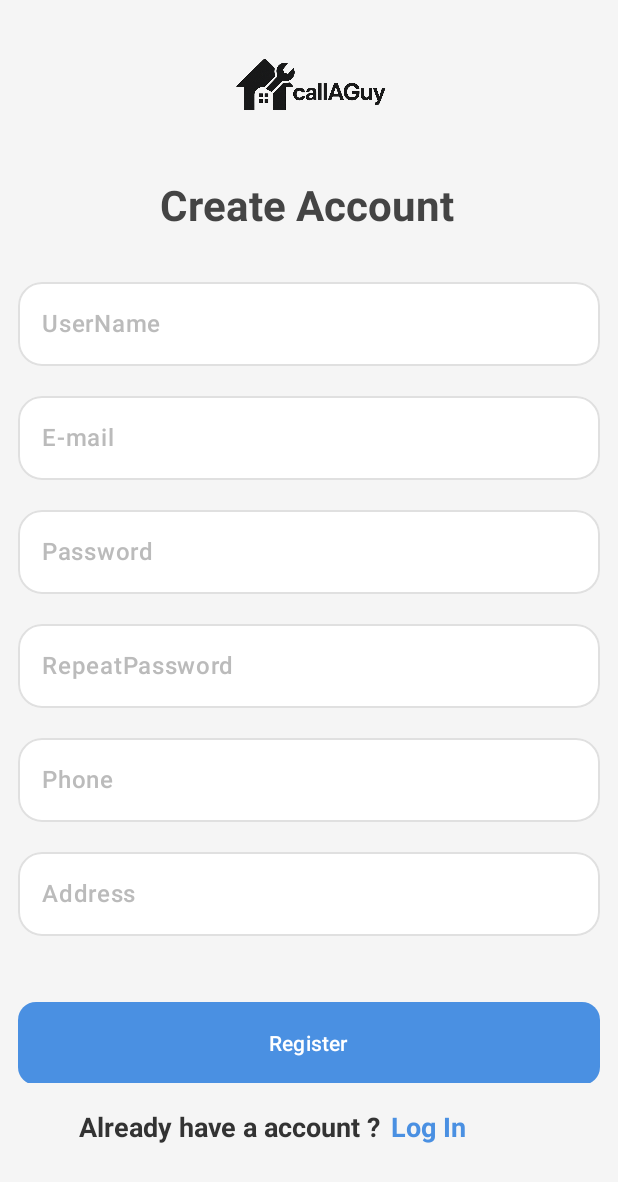
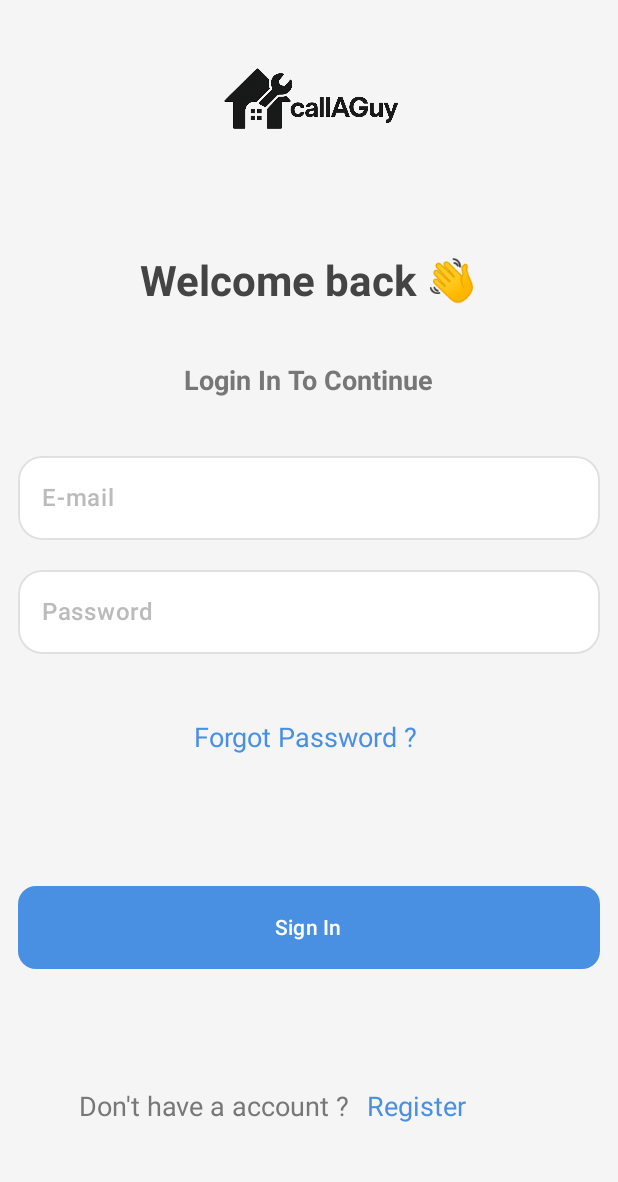
Before and after one commit to Shahbazsam/CallAGuyCustomerApp, an Android app built with Jetpack Compose: the screen it shows after launch (MainActivity), on a phone screen of 412 x 824 dp. Shown: the top 1182 px of the screen. Run offline under Robolectric (Android 15) with nearby library versions, the phone set to English and light mode, and no system bars; our stand-ins replace Dagger/Hilt's generated code.

Commit message:
Added Login Screen and Implemented Shared Preferences for storage of token and modified the Navigation Graph

```diff
--- a/app/src/main/java/com/example/callaguy/AppNavigationManager.kt
+++ b/app/src/main/java/com/example/callaguy/AppNavigationManager.kt
@@ -6,6 +6,7 @@ import androidx.navigation.compose.NavHost
 import androidx.navigation.compose.composable
 import androidx.navigation.compose.rememberNavController
 import com.example.callaguy.presentation.auth.RegistrationScreen
+import com.example.callaguy.presentation.login.LoginScreen
 import com.example.callaguy.presentation.splashScreen.SplashScreen
 import kotlinx.serialization.Serializable
 
@@ -18,11 +19,23 @@ fun AppNavigationManager(modifier: Modifier = Modifier) {
     ) {
         composable<SplashScreenRoute> {
             SplashScreen {
-                navController.navigate(RegisterScreenRoute)
+                navController.navigate(LoginScreenRoute)
             }
         }
+        composable<LoginScreenRoute> {
+            LoginScreen(
+                onNavigateToRegister = {
+                    navController.navigate(RegisterScreenRoute)
+                },
+                onNavigateToHome = {
+
+                }
+            )
+        }
         composable<RegisterScreenRoute> {
-            RegistrationScreen()
+            RegistrationScreen() {
+                navController.navigate(LoginScreenRoute)
+            }
         }
     }
 }
@@ -33,3 +46,6 @@ object SplashScreenRoute
 
 @Serializable
 object RegisterScreenRoute
+
+@Serializable
+object LoginScreenRoute
--- a/app/src/main/java/com/example/callaguy/core/di/AppModule.kt
+++ b/app/src/main/java/com/example/callaguy/core/di/AppModule.kt
@@ -1,5 +1,9 @@
 package com.example.callaguy.core.di
 
+import android.content.Context
+import android.content.Context.MODE_PRIVATE
+import android.content.SharedPreferences
+import com.example.callaguy.Application
 import com.example.callaguy.core.constants.Constants
 import com.example.callaguy.data.remote.AuthApiService
 import com.example.callaguy.data.repository.AuthRepositoryImpl
@@ -11,6 +15,7 @@ import com.example.callaguy.domain.validation.ValidateRepeatedPassword
 import dagger.Module
 import dagger.Provides
 import dagger.hilt.InstallIn
+import dagger.hilt.android.qualifiers.ApplicationContext
 import dagger.hilt.components.SingletonComponent
 import kotlinx.serialization.json.Json
 import okhttp3.MediaType.Companion.toMediaType
@@ -54,8 +59,14 @@ object AppModule {
 
     @Provides
     @Singleton
-    fun provideAuthUseCase(authRepository: AuthRepository) : AuthUserUseCase {
-        return AuthUserUseCase(authRepository)
+    fun provideAuthUseCase(authRepository: AuthRepository , prefs : SharedPreferences) : AuthUserUseCase {
+        return AuthUserUseCase(authRepository , prefs)
+    }
+
+    @Provides
+    @Singleton
+    fun provideSharedPreferences(@ApplicationContext app : Context) : SharedPreferences {
+        return app.getSharedPreferences("prefs" , MODE_PRIVATE )
     }
 
     @Provides
--- a/app/src/main/java/com/example/callaguy/data/remote/AuthApiService.kt
+++ b/app/src/main/java/com/example/callaguy/data/remote/AuthApiService.kt
@@ -4,15 +4,14 @@ import com.example.callaguy.data.dto.Authentication.AuthenticationRequestDto
 import com.example.callaguy.data.dto.Authentication.LoginRequestDto
 import com.example.callaguy.data.dto.Authentication.LoginResponseDto
 import com.example.callaguy.data.dto.Authentication.RegisterResponseDto
-import retrofit2.Response
 import retrofit2.http.Body
 import retrofit2.http.POST
 
 interface AuthApiService {
 
     @POST("/customer_auth/register")
-    suspend fun register( @Body data : AuthenticationRequestDto) : Response<RegisterResponseDto>
+    suspend fun register( @Body data : AuthenticationRequestDto)
 
     @POST("/customer_auth/login")
-    suspend fun logIn(@Body data : LoginRequestDto) : Response<LoginResponseDto>
+    suspend fun logIn(@Body data : LoginRequestDto) : LoginResponseDto
 }
--- a/app/src/main/java/com/example/callaguy/data/repository/AuthRepositoryImpl.kt
+++ b/app/src/main/java/com/example/callaguy/data/repository/AuthRepositoryImpl.kt
@@ -5,7 +5,9 @@ import com.example.callaguy.data.dto.Authentication.LoginRequestDto
 import com.example.callaguy.data.dto.Authentication.LoginResponseDto
 import com.example.callaguy.data.dto.Authentication.RegisterResponseDto
 import com.example.callaguy.data.remote.AuthApiService
+import com.example.callaguy.domain.model.ResultClass
 import com.example.callaguy.domain.repository.AuthRepository
+import retrofit2.HttpException
 import retrofit2.Response
 
 class AuthRepositoryImpl(
@@ -13,11 +15,21 @@ class AuthRepositoryImpl(
 ) : AuthRepository {
     override suspend fun register(
        data : AuthenticationRequestDto
-    ): Response<RegisterResponseDto> {
-        return authApiService.register(data)
+    ): ResultClass<Unit> {
+        return try {
+            val response = authApiService.register(data)
+            ResultClass.Authorized()
+        }catch (e : HttpException) {
+            when(e.code()) {
+                401 -> ResultClass.Unauthorized()
+                else -> ResultClass.UnKnownError()
+            }
+        }catch (e : Exception) {
+            ResultClass.UnKnownError()
+        }
     }
 
-    override suspend fun login(data: LoginRequestDto): Response<LoginResponseDto> {
+    override suspend fun login(data: LoginRequestDto): LoginResponseDto {
         return authApiService.logIn(data)
     }
 }
--- a/app/src/main/java/com/example/callaguy/domain/repository/AuthRepository.kt
+++ b/app/src/main/java/com/example/callaguy/domain/repository/AuthRepository.kt
@@ -4,11 +4,12 @@ import com.example.callaguy.data.dto.Authentication.AuthenticationRequestDto
 import com.example.callaguy.data.dto.Authentication.LoginRequestDto
 import com.example.callaguy.data.dto.Authentication.LoginResponseDto
 import com.example.callaguy.data.dto.Authentication.RegisterResponseDto
+import com.example.callaguy.domain.model.ResultClass
 import retrofit2.Response
 
 interface AuthRepository {
 
-    suspend fun register( data : AuthenticationRequestDto) : Response<RegisterResponseDto>
+    suspend fun register( data : AuthenticationRequestDto) : ResultClass<Unit>
 
-    suspend fun login(data : LoginRequestDto) : Response<LoginResponseDto>
+    suspend fun login(data : LoginRequestDto) : LoginResponseDto
 }
--- a/app/src/main/java/com/example/callaguy/domain/usecase/AuthUserUseCase.kt
+++ b/app/src/main/java/com/example/callaguy/domain/usecase/AuthUserUseCase.kt
@@ -1,25 +1,36 @@
 package com.example.callaguy.domain.usecase
 
-import android.provider.ContactsContract.RawContacts.Data
+import android.content.SharedPreferences
 import com.example.callaguy.data.dto.Authentication.AuthenticationRequestDto
 import com.example.callaguy.data.dto.Authentication.LoginRequestDto
-import com.example.callaguy.data.dto.Authentication.RegisterResponseDto
+import com.example.callaguy.domain.model.ResultClass
 import com.example.callaguy.domain.repository.AuthRepository
+import retrofit2.HttpException
+import androidx.core.content.edit
 
 class AuthUserUseCase(
-    private val authRepository: AuthRepository
+    private val authRepository: AuthRepository,
+    private val preference : SharedPreferences
 ) {
-    suspend fun register(data : AuthenticationRequestDto ) : Result<RegisterResponseDto> {
+    suspend fun register(data : AuthenticationRequestDto ) : ResultClass<Unit> {
+        return  authRepository.register(data)
+    }
+
+    suspend fun login(data : LoginRequestDto) :ResultClass<Unit> {
         return try {
-            val response = authRepository.register(data)
-            if (response.isSuccessful){
-                Result.success(response.body() ?: RegisterResponseDto(status = "OK" , message = "registration Successful"))
-            } else {
-                Result.failure(Exception("Registration Failed"))
+            val response = authRepository.login(data)
+
+            // Save token to SharedPreferences
+            preference.edit() { putString("jwt", response.token) }
+
+            ResultClass.Authorized()
+        } catch (e: HttpException) {
+            when (e.code()) {
+                401 -> ResultClass.Unauthorized()
+                else -> ResultClass.UnKnownError()
             }
-        } catch (e : Exception) {
-            Result.failure(e)
+        } catch (e: Exception) {
+            ResultClass.UnKnownError()
         }
     }
-
 }
--- a/app/src/main/java/com/example/callaguy/presentation/auth/RegistrationFormState.kt
+++ b/app/src/main/java/com/example/callaguy/presentation/auth/RegistrationFormState.kt
@@ -9,5 +9,6 @@ data class RegistrationFormState(
     val repeatedPassword : String = "" ,
     val repeatedPasswordError: String ? = null,
     val phoneNumber : String = "",
-    val address  : String = ""
+    val address  : String = "",
+    val isLoading : Boolean = false
 )
--- /dev/null
+++ b/app/src/main/java/com/example/callaguy/presentation/login/LoginFormState.kt
@@ -0,0 +1,9 @@
+package com.example.callaguy.presentation.login
+
+data class LoginFormState(
+    val email : String = "",
+    val emailError : String? = null,
+    val password : String = "",
+    val passwordError : String? = null,
+    val isLoading : Boolean = false
+)
--- /dev/null
+++ b/app/src/main/java/com/example/callaguy/presentation/login/LoginScreen.kt
@@ -0,0 +1,219 @@
+package com.example.callaguy.presentation.login
+
+import android.widget.Toast
+import androidx.compose.foundation.Image
+import androidx.compose.foundation.background
+import androidx.compose.foundation.clickable
+import androidx.compose.foundation.layout.Arrangement
+import androidx.compose.foundation.layout.Box
+import androidx.compose.foundation.layout.Column
+import androidx.compose.foundation.layout.Row
+import androidx.compose.foundation.layout.Spacer
+import androidx.compose.foundation.layout.fillMaxHeight
+import androidx.compose.foundation.layout.fillMaxSize
+import androidx.compose.foundation.layout.fillMaxWidth
+import androidx.compose.foundation.layout.height
+import androidx.compose.foundation.layout.padding
+import androidx.compose.foundation.layout.size
+import androidx.compose.foundation.shape.RoundedCornerShape
+import androidx.compose.material3.Button
+import androidx.compose.material3.ButtonDefaults
+import androidx.compose.material3.CircularProgressIndicator
+import androidx.compose.material3.MaterialTheme
+import androidx.compose.material3.Text
+import androidx.compose.runtime.Composable
+import androidx.compose.runtime.LaunchedEffect
+import androidx.compose.ui.Alignment
+import androidx.compose.ui.Modifier
+import androidx.compose.ui.graphics.Color
+import androidx.compose.ui.layout.ContentScale
+import androidx.compose.ui.platform.LocalContext
+import androidx.compose.ui.res.painterResource
+import androidx.compose.ui.text.font.FontWeight
+import androidx.compose.ui.unit.dp
+import androidx.compose.ui.unit.sp
+import androidx.hilt.navigation.compose.hiltViewModel
+import com.example.callaguy.R
+import com.example.callaguy.domain.model.ResultClass
+import com.example.callaguy.presentation.auth.MyTextField
+import kotlinx.coroutines.delay
+
+
+@Composable
+fun LoginScreen (
+    onNavigateToHome : () -> Unit,
+    onNavigateToRegister : () -> Unit
+    ) {
+    val viewModel : LoginViewModel = hiltViewModel()
+    val state = viewModel.state
+
+    val context = LocalContext.current
+    LaunchedEffect(key1 = context) {
+        viewModel.loginChannel.collect{ event ->
+            when(event) {
+                is ResultClass.Authorized<*> -> {
+                    Toast.makeText(
+                        context,
+                        "Login Successful",
+                        Toast.LENGTH_LONG
+                    ).show()
+                    delay(500)
+                    onNavigateToHome()
+                }
+                is ResultClass.UnKnownError<*> -> {
+                    Toast.makeText(
+                        context,
+                        " Unknown Error happened",
+                        Toast.LENGTH_LONG
+                    ).show()
+                }
+                is ResultClass.Unauthorized<*> -> {
+                    Toast.makeText(
+                        context,
+                        " Unauthorized ",
+                        Toast.LENGTH_LONG
+                    ).show()
+                }
+            }
+
+        }
+    }
+    Column(
+        modifier = Modifier
+            .background(Color(0xFFF5F5F5))
+            .fillMaxHeight()
+            .fillMaxWidth()
+    ) {
+        Box(
+            modifier = Modifier.fillMaxWidth(),
+            contentAlignment = Alignment.Center
+        ) {
+            Image(
+                modifier = Modifier.size(140.dp),
+                painter = painterResource(R.drawable.logo),
+                contentDescription = null,
+                contentScale = ContentScale.Crop
+            )
+        }
+        Spacer(Modifier.height(30.dp))
+        Text(
+            modifier = Modifier
+                .align(Alignment.CenterHorizontally),
+            text = " Welcome back \uD83D\uDC4B ",
+            style = MaterialTheme.typography.headlineMedium,
+            fontSize = 28.sp,
+            color = Color.DarkGray,
+            fontWeight = FontWeight.Bold
+        )
+        Spacer(Modifier.height(30.dp))
+        Text(
+            modifier = Modifier
+                .align(Alignment.CenterHorizontally),
+            text = " Login In To Continue ",
+            style = MaterialTheme.typography.headlineMedium,
+            fontSize = 18.sp,
+            color = Color(0xFF777777),
+            fontWeight = FontWeight.Bold
+        )
+        Spacer(Modifier.height(12.dp))
+        MyTextField(
+            value = state.email,
+            onValueChange = {
+                viewModel.onEvent(LoginFormEvent.EmailChanged(it))
+            },
+            label = "E-mail",
+            isPassword = false,
+            stateError = state.emailError
+        )
+        MyTextField(
+            stateError = state.passwordError,
+            value = state.password,
+            onValueChange = {
+                viewModel.onEvent(LoginFormEvent.PasswordChanged(it))
+            },
+            label = "Password",
+            isPassword = false,
+        )
+        Spacer(Modifier.height(30.dp))
+        Text(
+            modifier = Modifier
+                .align(Alignment.CenterHorizontally),
+            text = " Forgot Password ?  ",
+            style = MaterialTheme.typography.displayMedium,
+            fontSize = 18.sp,
+            color = Color(0xFF4A90E2),
+            fontWeight = FontWeight.Normal
+        )
+        Spacer(Modifier.weight(1f))
+        Column (
+            verticalArrangement = Arrangement.Bottom
+
+        ){
+            Button(
+                modifier = Modifier
+                    .fillMaxWidth()
+                    .padding(12.dp)
+                    .size(width = 55.dp , height = 55.dp),
+                onClick = {
+                    viewModel.onEvent(LoginFormEvent.Submit)
+                },
+                shape = RoundedCornerShape(12.dp),
+                colors = ButtonDefaults.outlinedButtonColors(Color(0xFF4A90E2))
+            ) {
+                Box(
+                    contentAlignment = Alignment.Center,
+                    modifier = Modifier.fillMaxSize()
+                ) {
+                    Text(
+                        text = " Sign In ",
+                        color = Color(0xFFFFFFFF)
+                    )
+                    if (state.isLoading) {
+                        CircularProgressIndicator(
+                            color = Color(0xFFFFFFFF),
+                            strokeWidth = 2.dp,
+                            modifier = Modifier
+                                .align(Alignment.CenterEnd)
+                                .padding(end = 12.dp)
+                                .size(20.dp)
+                        )
+                    }
+                }
+            }
+            Spacer(Modifier.height(50.dp))
+            Row(
+                modifier =Modifier
+                    .padding(bottom = 60.dp)
+            ){
+                Text(
+                    modifier = Modifier
+                        .padding(top = 4.dp , start = 48.dp),
+                    text = " Don't have a account ? ",
+                    style = MaterialTheme.typography.displayMedium,
+                    fontSize = 18.sp,
+                    color = Color(0xFF777777),
+                    fontWeight = FontWeight.Normal
+                )
+                Text(
+                    modifier = Modifier
+                        .clickable { onNavigateToRegister() }
+                        .padding(top = 4.dp , start = 2.dp),
+                    text = " Register ",
+                    style = MaterialTheme.typography.displayMedium,
+                    fontSize = 18.sp,
+                    color = Color(0xFF4A90E2),
+                    fontWeight = FontWeight.Normal
+                )
+            }
+
+        }
+    }
+}
+
+
+/*
+@Preview(showBackground = true)
+@Composable
+fun LoginPreview(modifier: Modifier = Modifier) {
+    LoginScreen()
+}*/
```
Also changed, not shown: app/src/main/java/com/example/callaguy/domain/model/ResultClass.kt (added, +7 -0 lines), app/src/main/java/com/example/callaguy/presentation/auth/RegisterViewModel.kt (+5 -17 lines), app/src/main/java/com/example/callaguy/presentation/auth/RegistrationScreen.kt (+21 -9 lines), app/src/main/java/com/example/callaguy/presentation/login/LoginFormEvent.kt (added, +10 -0 lines), app/src/main/java/com/example/callaguy/presentation/login/LoginViewModel.kt (added, +82 -0 lines).
